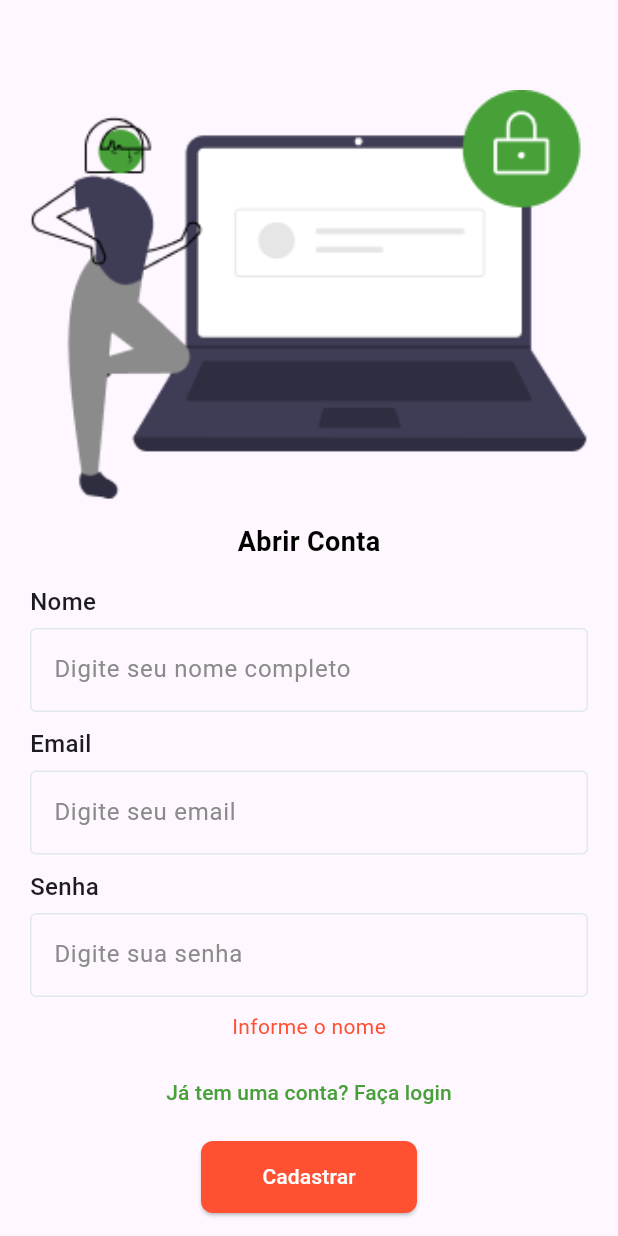
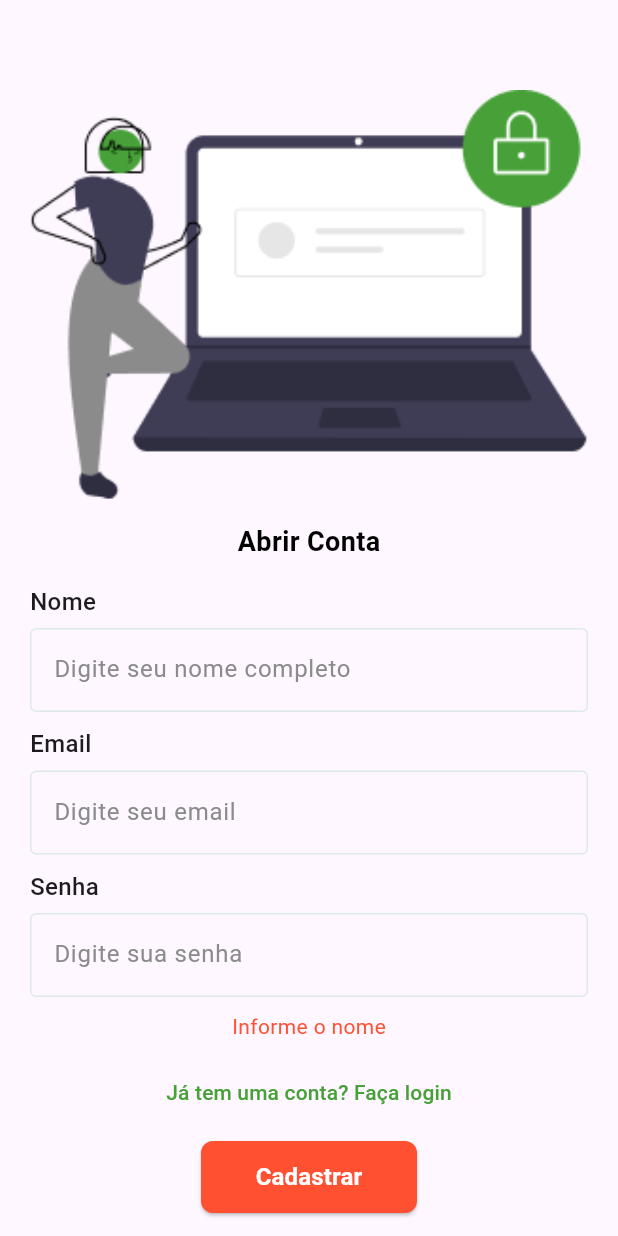
Before and after one commit to CarolBastos/tech_challenge_fase3, a Flutter app: the screen it shows after launch, after a tap on "Entrar", after a tap on "Abrir minha conta", after a tap on "Cadastrar", on a phone screen of 412 x 824 dp. Run offline on Flutter 3.47's test engine with Material 3 defaults, Android fonts, the phone set to English and light mode, and no system bars; our stand-ins replace cloud_firestore, firebase_auth, firebase_core; accounts and stored records are empty.

Commit message:
componentizando botões

```diff
--- a/lib/screens/login_screen.dart
+++ b/lib/screens/login_screen.dart
@@ -1,5 +1,6 @@
 import 'package:flutter/material.dart';
 import 'package:firebase_auth/firebase_auth.dart';
+import 'package:tech_challenge_fase3/widgets/custom_button.dart';
 import '../app_colors.dart';
 import '../routes.dart';
 import '../widgets/custom_text_field.dart';
@@ -75,18 +76,13 @@
                 ),
               ),
               const SizedBox(height: 8),
-              ElevatedButton(
-                onPressed: _login,
-                style: ElevatedButton.styleFrom(
-                  backgroundColor: AppColors.error,
-                  foregroundColor: Colors.white,
-                  minimumSize: const Size(144, 48),
-                  padding: const EdgeInsets.all(8),
-                  shape: RoundedRectangleBorder(
-                    borderRadius: BorderRadius.circular(8),
-                  ),
-                ),
-                child: const Text('Entrar'),
+              CustomButton(
+                onPressed: () {
+                  _login();
+                },
+                width: 144,
+                text: 'Entrar',
+                backgroundColor: AppColors.error,
               ),
             ],
           ),
--- a/lib/screens/register_screen.dart
+++ b/lib/screens/register_screen.dart
@@ -2,6 +2,7 @@
 import 'package:firebase_auth/firebase_auth.dart';
 import 'package:tech_challenge_fase3/routes.dart';
 import 'package:tech_challenge_fase3/screens/login_screen.dart';
+import 'package:tech_challenge_fase3/widgets/custom_button.dart';
 
 import '../app_colors.dart';
 import '../widgets/custom_text_field.dart';
@@ -95,18 +96,13 @@
                 ),
               ),
               const SizedBox(height: 8),
-              ElevatedButton(
-                onPressed: _register,
-                style: ElevatedButton.styleFrom(
-                  backgroundColor: AppColors.error,
-                  foregroundColor: Colors.white,
-                  minimumSize: const Size(144, 48),
-                  padding: const EdgeInsets.all(8),
-                  shape: RoundedRectangleBorder(
-                    borderRadius: BorderRadius.circular(8),
-                  ),
-                ),
-                child: const Text('Cadastrar'),
+              CustomButton(
+                onPressed: () {
+                  _register();
+                },
+                width: 144,
+                text: 'Cadastrar',
+                backgroundColor: AppColors.error,
               ),
             ],
           ),
--- a/lib/widgets/custom_button.dart
+++ b/lib/widgets/custom_button.dart
@@ -1,29 +1,36 @@
 import 'package:flutter/material.dart';
+import 'package:tech_challenge_fase3/app_colors.dart';
 
 class CustomButton extends StatelessWidget {
   final VoidCallback onPressed;
   final String text;
   final Color backgroundColor;
-  final Color textColor;
+  final Color? textColor;
+  final double? width;
+  final double? height;
 
   const CustomButton({
     super.key,
     required this.onPressed,
     required this.text,
     required this.backgroundColor,
-    required this.textColor,
+    this.textColor,
+    this.width,
+    this.height,
   });
 
   @override
   Widget build(BuildContext context) {
     return IntrinsicWidth(
       child: SizedBox(
-        height: 48,
+        height: height ?? 48,
+        width: width ?? double.infinity,
         child: ElevatedButton(
           onPressed: onPressed,
           style: ElevatedButton.styleFrom(
+            minimumSize: Size(width ?? double.infinity, height ?? 48),
             backgroundColor: backgroundColor,
-            foregroundColor: textColor,
+            foregroundColor: textColor ?? AppColors.white,
             padding: const EdgeInsets.symmetric(horizontal: 16, vertical: 8),
             shape: RoundedRectangleBorder(
               borderRadius: BorderRadius.circular(8),
--- a/lib/widgets/dashboard/new_transaction/new_transaction.dart
+++ b/lib/widgets/dashboard/new_transaction/new_transaction.dart
@@ -81,7 +81,6 @@
             },
             text: 'Concluir a transação',
             backgroundColor: AppColors.darkTeal,
-            textColor: Colors.white,
           ),
         ),
       ],
```
